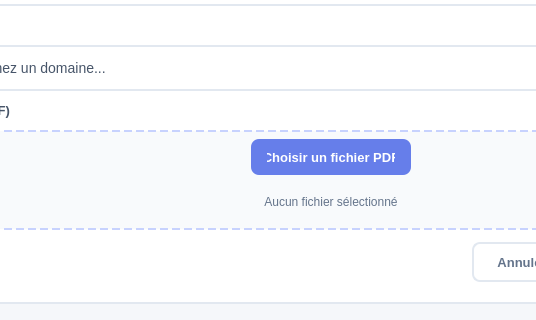
Before: the Qt Designer form publicationspage.ui in Mohamedrayenouerghui/Smart_Reaseach_Publication_Management, drawn with Qt 5; both pictures show x 129 to 665 and y 340 to 660 of the 920 by 660 pixel window.
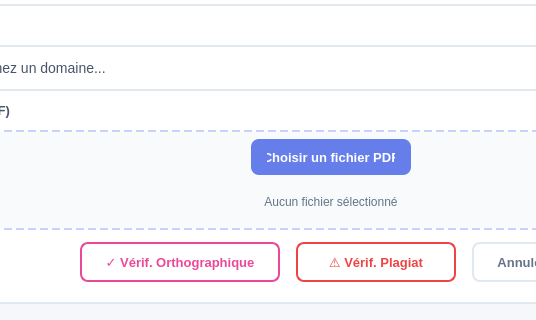
After: the same form once the commit is applied. The open tabs and pages were chosen to show the change.

```diff
--- a/publicationspage.ui
+++ b/publicationspage.ui
@@ -950,6 +950,80 @@
                   </property>
                  </spacer>
                 </item>
+                <item>
+                 <widget class="QPushButton" name="spellCheckButton">
+                  <property name="minimumSize">
+                   <size>
+                    <width>200</width>
+                    <height>40</height>
+                   </size>
+                  </property>
+                  <property name="cursor">
+                   <cursorShape>PointingHandCursor</cursorShape>
+                  </property>
+                  <property name="styleSheet">
+                   <string notr="true">QPushButton {
+    background-color: transparent;
+    color: #EC4899;
+    border: 2px solid #EC4899;
+    border-radius: 8px;
+    font-family: 'Segoe UI', sans-serif;
+    font-size: 13px;
+    font-weight: 600;
+    padding: 8px 16px;
+}
+QPushButton:hover {
+    background-color: #EC4899;
+    color: white;
+    border-color: #EC4899;
+}
+QPushButton:pressed {
+    background-color: #DB2777;
+    border-color: #DB2777;
+}</string>
+                  </property>
+                  <property name="text">
+                   <string>✓ Vérif. Orthographique</string>
+                  </property>
+                 </widget>
+                </item>
+                <item>
+                 <widget class="QPushButton" name="plagiarismButton">
+                  <property name="minimumSize">
+                   <size>
+                    <width>160</width>
+                    <height>40</height>
+                   </size>
+                  </property>
+                  <property name="cursor">
+                   <cursorShape>PointingHandCursor</cursorShape>
+                  </property>
+                  <property name="styleSheet">
+                   <string notr="true">QPushButton {
+    background-color: transparent;
+    color: #EF4444;
+    border: 2px solid #EF4444;
+    border-radius: 8px;
+    font-family: 'Segoe UI', sans-serif;
+    font-size: 13px;
+    font-weight: 600;
+    padding: 8px 16px;
+}
+QPushButton:hover {
+    background-color: #EF4444;
+    color: white;
+    border-color: #EF4444;
+}
+QPushButton:pressed {
+    background-color: #DC2626;
+    border-color: #DC2626;
+}</string>
+                  </property>
+                  <property name="text">
+                   <string>⚠ Vérif. Plagiat</string>
+                  </property>
+                 </widget>
+                </item>
                 <item>
                  <widget class="QPushButton" name="cancelButton">
                   <property name="minimumSize">
```
